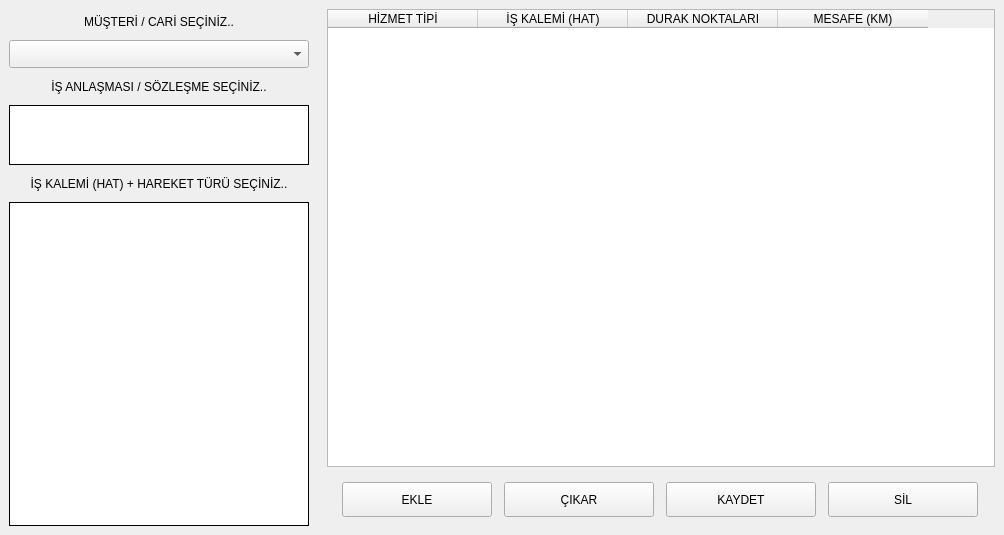
The window that ui/ui_files/routes_window.ui (AyhanErcan70/SATTUP) describes before a commit, drawn with Qt 5.
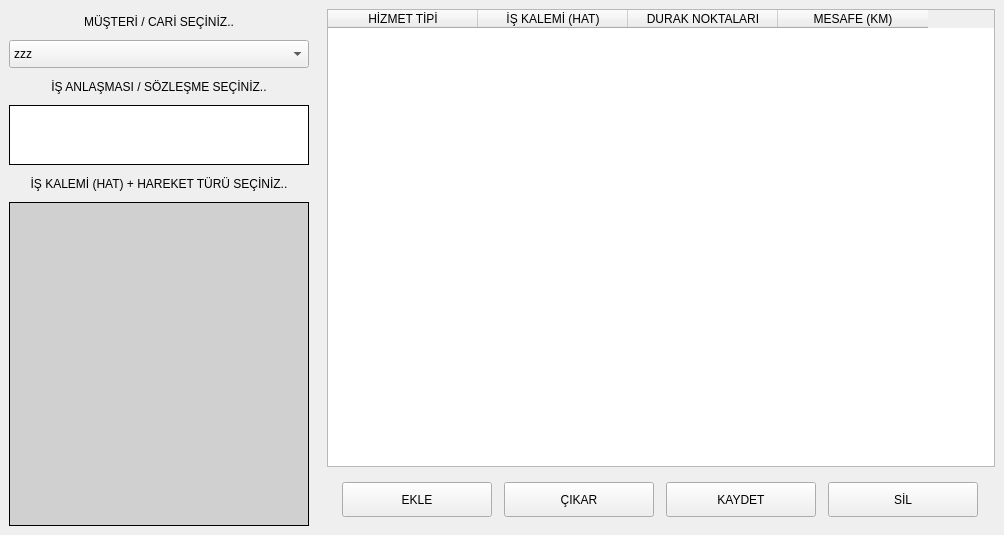
The same window after the commit.

Diff of the .ui file:
```diff
--- a/ui/ui_files/routes_window.ui
+++ b/ui/ui_files/routes_window.ui
@@ -88,6 +88,11 @@
             <height>28</height>
            </size>
           </property>
+          <item>
+           <property name="text">
+            <string>zzz</string>
+           </property>
+          </item>
          </widget>
         </item>
         <item>
@@ -194,6 +199,9 @@
             <height>16777215</height>
            </size>
           </property>
+          <property name="styleSheet">
+           <string notr="true">background-color: rgb(208, 208, 208);</string>
+          </property>
           <property name="frameShape">
            <enum>QFrame::Shape::Box</enum>
           </property>
```
